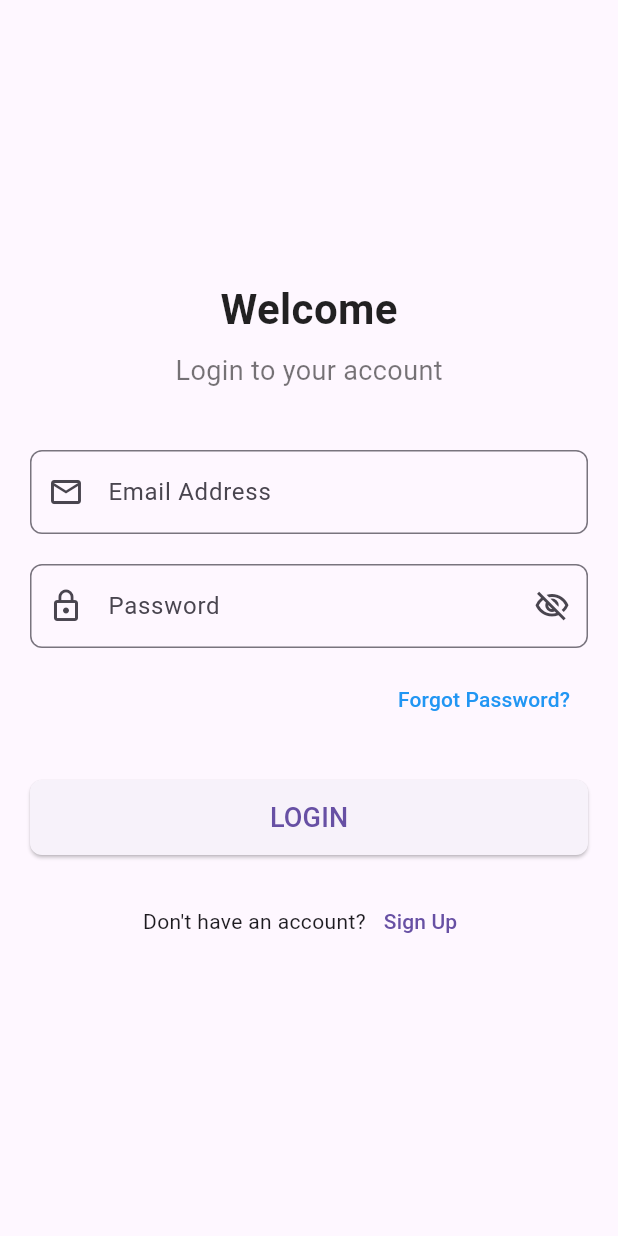
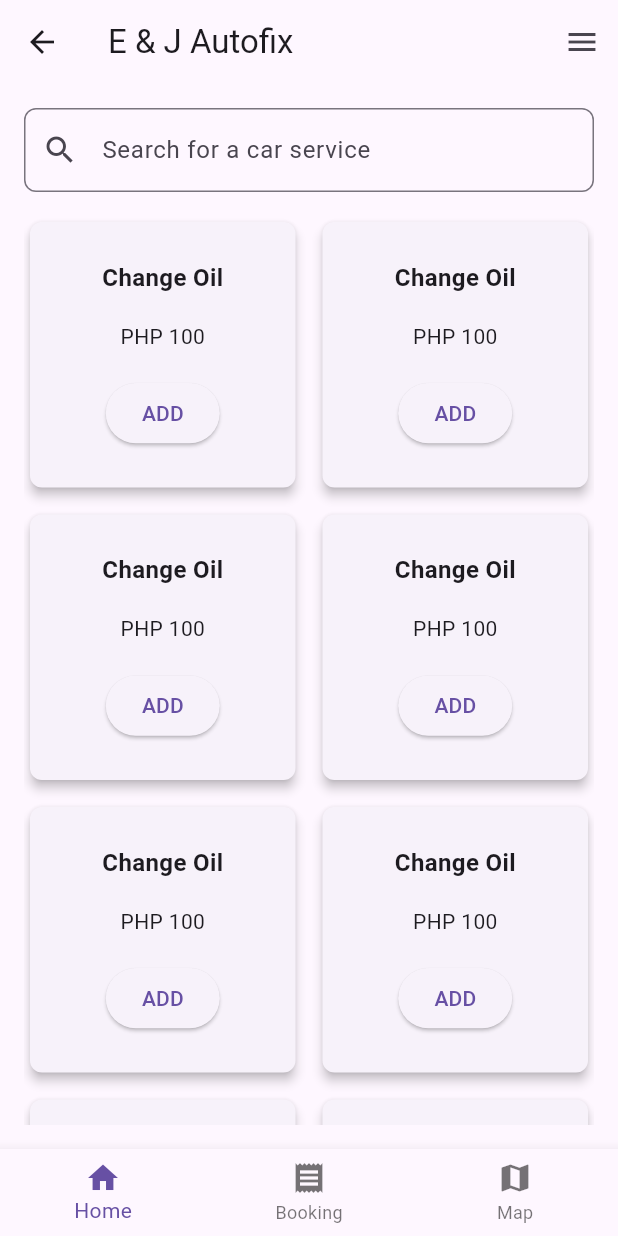
Before and after one commit to JohnLloydDev/AJ-Autofix-App, a Flutter app: the screen it shows after launch, after a tap on "LOGIN", on a phone screen of 412 x 824 dp. Run offline on Flutter 3.47's test engine with Material 3 defaults, Android fonts, the phone set to English and light mode, and no system bars; our stand-ins replace google_maps_flutter.

Commit message:
Adding Home, Booking and ShopMap Page

```diff
--- /dev/null
+++ b/lib/screens/home.dart
@@ -0,0 +1,174 @@
+import 'package:aj_autofix/screens/booking.dart';
+import 'package:aj_autofix/screens/shopmap.dart';
+import 'package:flutter/material.dart';
+
+class home extends StatefulWidget {
+  const home({super.key});
+
+  @override
+  State<home> createState() => _homeState();
+}
+
+class _homeState extends State<home> {
+  @override
+  Widget build(BuildContext context) {
+    return MaterialApp(
+      title: 'E & J Autofix',
+      theme: ThemeData(
+        primarySwatch: Colors.purple,
+      ),
+      home: HomeScreen(),
+    );
+  }
+}
+//search ito
+class HomeScreen extends StatefulWidget {
+  const HomeScreen({super.key});
+
+  @override
+  State<HomeScreen> createState() => _HomeScreenState();
+}
+
+class _HomeScreenState extends State<HomeScreen> {
+  int _selectedIndex = 0;
+
+  void _onItemTapped(int index) {
+    setState(() {
+      _selectedIndex = index;
+    });
+
+    // Navigate to the appropriate page based on the selected index
+    switch (index) {
+      case 1: // Booking tab
+        Navigator.push(
+          context,
+          MaterialPageRoute(builder: (context) => const Booking()),
+        );
+        break;
+      case 2: // Map tab
+        Navigator.pushReplacement(
+          context,
+          MaterialPageRoute(builder: (context) => const ShopMap()),
+        );
+        break;
+      default:
+        // Home tab or other tabs
+        break;
+    }
+  }
+
+  @override
+  Widget build(BuildContext context) {
+    return Scaffold(
+      appBar: AppBar(
+        title: const Text('E & J Autofix'),
+        actions: [
+          IconButton(
+            icon: const Icon(Icons.menu),
+            onPressed: () {
+              // Handle menu button press
+            },
+          ),
+        ],
+      ),
+      body: Padding(
+        padding: const EdgeInsets.all(16.0),
+        child: Column(
+          children: [
+            TextField(
+              decoration: InputDecoration(
+                prefixIcon: const Icon(Icons.search),
+                hintText: 'Search for a car service',
+                border: OutlineInputBorder(
+                  borderRadius: BorderRadius.circular(8.0),
+                ),
+              ),
+            ),
+            const SizedBox(height: 16),
+            Expanded(
+              child: GridView.builder(
+                gridDelegate: const SliverGridDelegateWithFixedCrossAxisCount(
+                  crossAxisCount: 2,
+                  mainAxisSpacing: 10,
+                  crossAxisSpacing: 10,
+                  childAspectRatio: 1,
+                ),
+                itemCount: 8, // Number of items in the grid
+                itemBuilder: (context, index) {
+                  return const ServiceCard(); // Use const for better performance
+                },
+              ),
+            ),
+          ],
+        ),
+      ),
+      bottomNavigationBar: BottomNavigationBar(
+        currentIndex: _selectedIndex,
+        items: const [
+          BottomNavigationBarItem(
+            icon: Icon(Icons.home),
+            label: 'Home',
+          ),
+          BottomNavigationBarItem(
+            icon: Icon(Icons.receipt),
+            label: 'Booking',
+          ),
+          BottomNavigationBarItem(
+            icon: Icon(Icons.map),
+            label: 'Map',
+          ),
+        ],
+        onTap: _onItemTapped,
+      ),
+    );
+  }
+}
+
+class ServiceCard extends StatelessWidget {
+  const ServiceCard({super.key});
+
+  @override
+  Widget build(BuildContext context) {
+    return Card(
+      elevation: 3,
+      shape: RoundedRectangleBorder(
+        borderRadius: BorderRadius.circular(8.0),
+      ),
+      child: Padding(
+        padding: const EdgeInsets.all(8.0),
+        child: Column(
+          mainAxisAlignment: MainAxisAlignment.spaceEvenly,
+          children: [
+            const Text(
+              'Change Oil',
+              style: TextStyle(fontSize: 16, fontWeight: FontWeight.bold),
+            ),
+            const Text('PHP 100'),
+            ElevatedButton(
+              onPressed: () {
+                // Handle the add button press
+              },
+              child: const Text('ADD'),
+            ),
+          ],
+        ),
+      ),
+    );
+  }
+}
+
+class BookingScreen extends StatelessWidget {
+  const BookingScreen({super.key});
+
+  @override
+  Widget build(BuildContext context) {
+    return Scaffold(
+      appBar: AppBar(
+        title: const Text('Booking'),
+      ),
+      body: const Center(
+        child: Text('Booking Page'),
+      ),
+    );
+  }
+}
--- a/lib/screens/login.dart
+++ b/lib/screens/login.dart
@@ -1,6 +1,6 @@
 import 'package:aj_autofix/screens/Sign_up.dart';
+import 'package:aj_autofix/screens/home.dart';
 import 'package:flutter/material.dart';
-
 
 class Login extends StatefulWidget {
   const Login({super.key});
@@ -82,7 +82,12 @@ class _LoginState extends State<Login> {
               ),
               const SizedBox(height: 30),
               ElevatedButton(
-                onPressed: () {},
+                onPressed: () {
+                  Navigator.push(
+                    context,
+                    MaterialPageRoute(builder: (context) => const HomeScreen()),
+                  );
+                },
                 style: ElevatedButton.styleFrom(
                   minimumSize: const Size(double.infinity, 50),
                   shape: RoundedRectangleBorder(
--- a/pubspec.yaml
+++ b/pubspec.yaml
@@ -35,6 +35,8 @@ dependencies:
   # The following adds the Cupertino Icons font to your application.
   # Use with the CupertinoIcons class for iOS style icons.
   cupertino_icons: ^1.0.6
+  google_maps_flutter: ^2.2.0
+  intl: ^0.18.0
 
 dev_dependencies:
   flutter_test:
```
Also changed, not shown: lib/screens/booking.dart (added, +159 -0 lines), lib/screens/shopmap.dart (added, +96 -0 lines), pubspec.lock.
